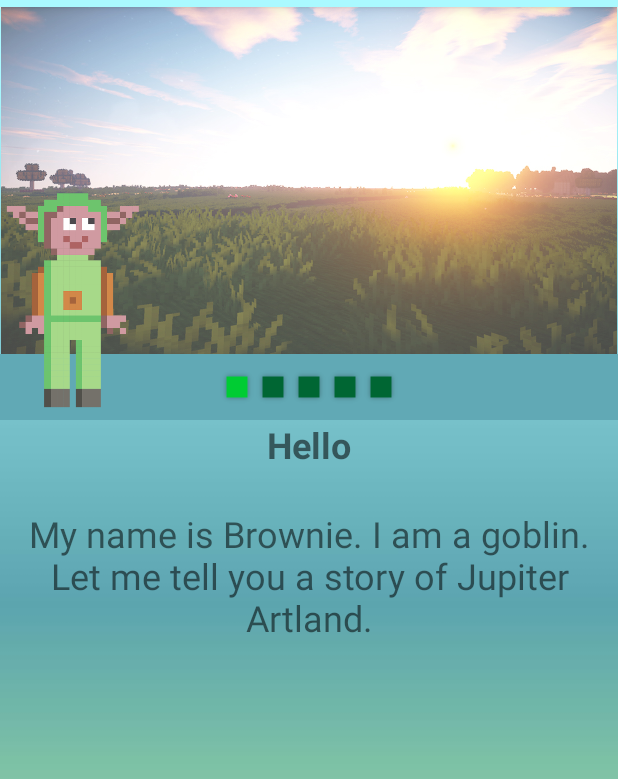
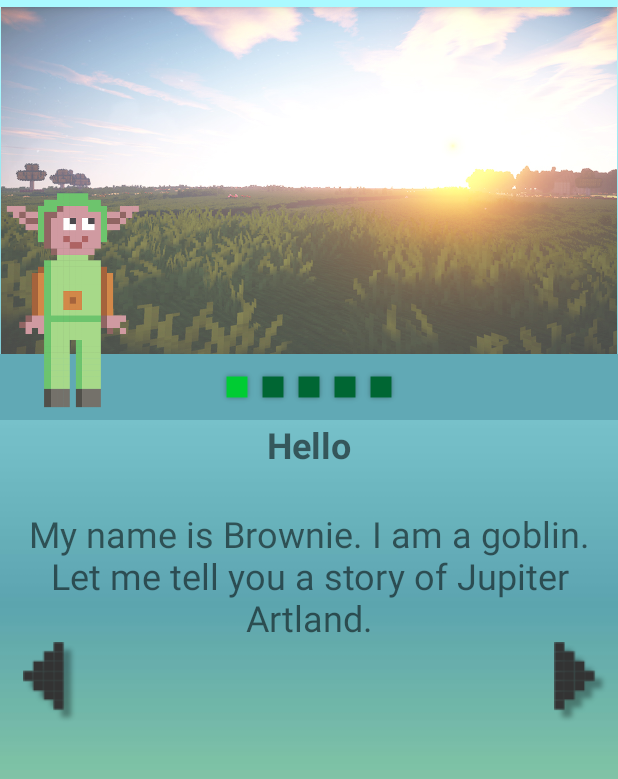
Before and after one commit to hintofbasil/Standing-Alone, an Android app: the screen it shows after launch (StoryIntroductionActivity), on a phone screen of 412 x 824 dp, the part 77-856 px from its top. Run offline under Robolectric (Android 15) with nearby library versions, the phone set to English and light mode, and no system bars.

Commit message:
Added navigation buttons to introduction - no logic

```diff
--- a/app/src/main/res/layout/activity_story_introduction.xml
+++ b/app/src/main/res/layout/activity_story_introduction.xml
@@ -73,6 +73,7 @@
         android:layout_alignParentStart="true" />
 
     <ViewFlipper
+        android:id="@+id/introduction_story_flipper"
         android:layout_width="match_parent"
         android:layout_height="wrap_content"
         android:layout_below="@id/introduction_progress_tracker" >
@@ -87,4 +88,27 @@
 
     </ViewFlipper>
 
+    <RelativeLayout
+        android:layout_below="@id/introduction_story_flipper"
+        android:layout_width="match_parent"
+        android:layout_height="wrap_content"
+        android:layout_marginLeft="@dimen/introduction_navigation_margin_left"
+        android:layout_marginRight="@dimen/introduction_navigation_margin_right" >
+
+        <ImageView
+            android:layout_width="wrap_content"
+            android:layout_height="wrap_content"
+            android:src="@drawable/left"
+            android:layout_alignParentLeft="true"
+            android:layout_alignParentStart="true" />
+
+        <ImageView
+            android:layout_width="wrap_content"
+            android:layout_height="wrap_content"
+            android:src="@drawable/right"
+            android:layout_alignParentRight="true"
+            android:layout_alignParentEnd="true" />
+
+    </RelativeLayout>
+
 </RelativeLayout>
--- a/app/src/main/res/values/dimens.xml
+++ b/app/src/main/res/values/dimens.xml
@@ -20,4 +20,6 @@
     <dimen name="brownlie_image_height">160dp</dimen>
     <dimen name="brownlie_image_width">96dp</dimen>
     <dimen name="introduction_font_size">24dp</dimen>
+    <dimen name="introduction_navigation_margin_left">15dp</dimen>
+    <dimen name="introduction_navigation_margin_right">5dp</dimen>
 </resources>
```
Also changed, not shown: app/src/main/res/drawable/left.png (added), app/src/main/res/drawable/right.png (added).
